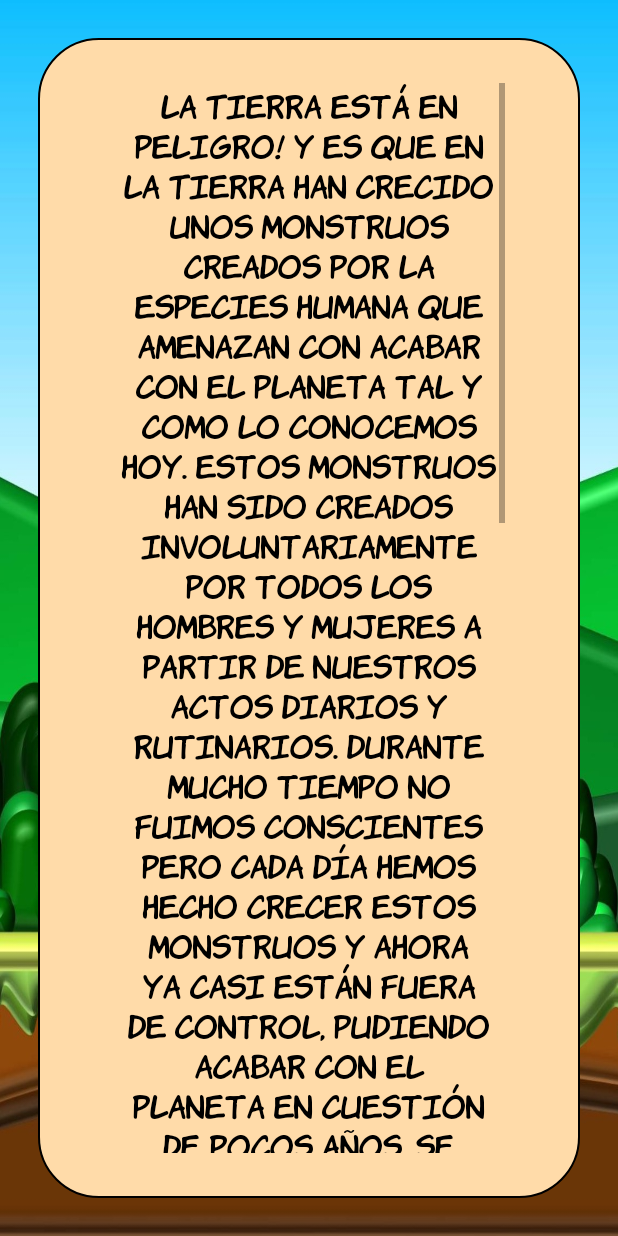
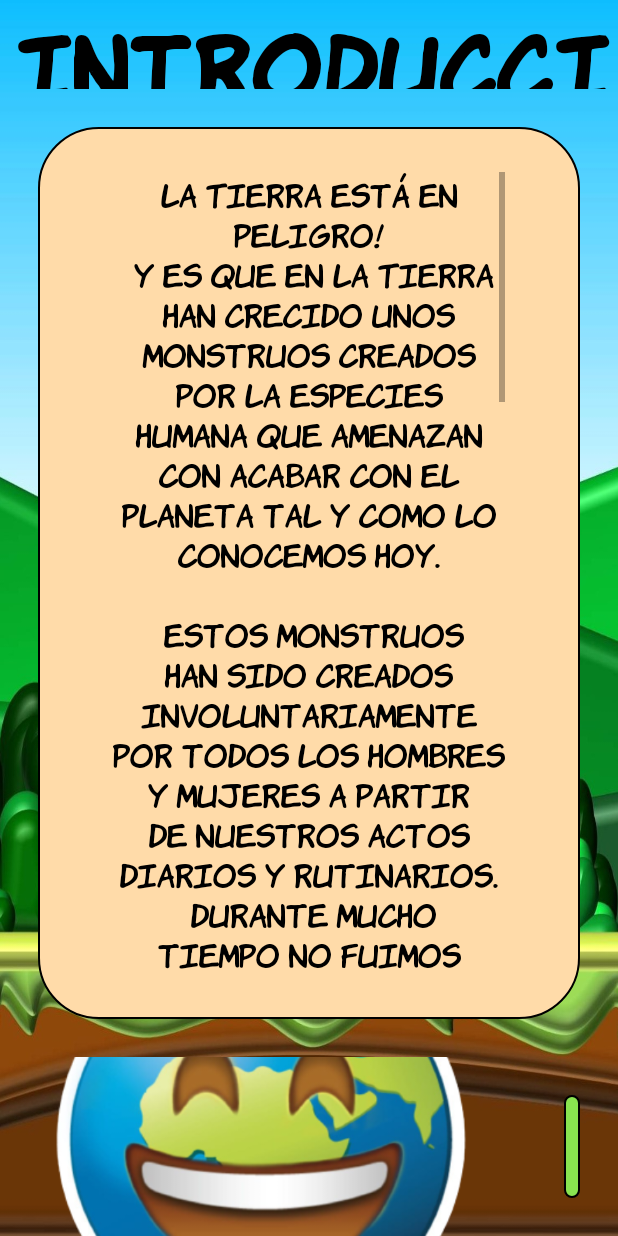
Before and after one commit to x140l1n/ECOARTS, an Android app: the layout activity_introduccion.xml on its own in the app's theme, with its tools: preview values and no code run, on a phone screen of 412 x 824 dp. Run offline under Robolectric (Android 15) with nearby library versions, the phone set to English and light mode, and no system bars.

Commit message:
Versión casi casi definitiva

```diff
--- a/app/src/main/res/layout/activity_introduccion.xml
+++ b/app/src/main/res/layout/activity_introduccion.xml
@@ -20,37 +20,40 @@
         <TextView
             android:layout_width="match_parent"
             android:layout_height="0dp"
-            android:layout_weight="2"
+            android:layout_weight="1"
             android:text="@string/EncabezadoIntroduccion"
             style="@style/TextViewEncabezado"/>
+
         <TextView
+            android:id="@+id/txtViewIntroduccion"
+            style="@style/EditTextRosado"
             android:layout_width="match_parent"
             android:layout_height="wrap_content"
-            android:maxLines="30"
+            android:autofillHints=""
+            android:importantForAutofill="no"
+            android:maxLines="20"
             android:scrollbars="vertical"
             android:text="@string/introduccion"
-            android:textAlignment="center"
-            style="@style/EditTextRosado"
-            android:autofillHints=""
-            android:importantForAutofill="no"/>
+            android:textAlignment="center" />
+
         <LinearLayout
             android:layout_width="match_parent"
             android:layout_height="0dp"
-            android:layout_weight="7"
-            android:layout_alignParentBottom="true"
+            android:layout_weight="2"
             android:gravity="center">
             <ImageView
                 android:layout_width="300dp"
                 android:layout_height="300dp"
                 android:scaleType="centerCrop"
                 android:src="@drawable/tierra_feliz"
-                android:layout_margin="@dimen/marginGrande"
+                android:layout_margin="@dimen/marginMediano"
                 tools:ignore="ContentDescription" />
             <Button
                 android:id="@+id/btnIr"
                 android:layout_width="wrap_content"
                 android:layout_height="wrap_content"
                 style="@style/BotonesBordesRedondeadosPrimarios"
+                android:layout_margin="@dimen/marginMediano"
                 android:text="@string/ir_al_men"/>
         </LinearLayout>
     </LinearLayout>
--- a/app/src/main/res/values/strings.xml
+++ b/app/src/main/res/values/strings.xml
@@ -37,11 +37,11 @@
     <string name="volver_menu">Volver al menú</string>
     <string name="victoria">¡Victoria!</string>
     <string name="victoria2">¡Muy bien, sigue así!</string>
-    <string name="volver_mundo">Volver al mapa</string>
+    <string name="volver_mapa">Volver al mapa</string>
     <string name="abandonar_partida">¿Seguro que quieres abandonar la partida?</string>
     <string name="batalla">Batalla</string>
     <string name="debes_escribir_nombre">Debes de escribir un nombre</string>
-    <string name="victoria3">¡HAS SALVADO AL MUNDO!
+    <string name="victoria3">¡HAS SALVADO AL MUNDO!\n\n
         Con tus actos y sabiduría el mundo sigue siendo un espacio agradable para vivir para todas las espécies.
     </string>
     <string name="comenzar_batalla">Comenzar batalla</string>
@@ -58,7 +58,7 @@
         para seleccionar pulse el icono verde.\n\n
         Por último escoja un nivel:\n\n
         - Fácil => recuperarás vidas en cada mundo.\n
-        - Difícil => no podrás recuperar vidas.\n
+        - Difícil => solo recuperarás vidas después de la tercera batalla.\n
     </string>
     <string name="tutorial_2">
         En total hay 6 mundos y en cada mundo hay un monstruo diferente.\n\n
@@ -73,17 +73,19 @@
     </string>
     <string name="enhorabuena">¡Enhorabuena</string>
     <string name="introduccion">
-        La Tierra está en peligro! Y es que en la Tierra han crecido unos monstruos creados por la especies humana que amenazan con acabar con el planeta tal y como lo conocemos hoy.
-        Estos monstruos han sido creados involuntariamente por todos los hombres y mujeres a partir de nuestros actos diarios y rutinarios.
-        Durante mucho tiempo no fuimos conscientes pero cada día hemos hecho crecer estos monstruos y ahora ya casi están fuera de control, pudiendo acabar con el planeta en cuestión de pocos años.
-        Se conocen con el nombre de Inundación, Contaminación, Residuos, Plásticos, Desforestación y Energía Sucia y son los monstruos más peligrosos que han habitado nunca la Tierra.
-        El problema es que no toda la humanidad está unida en luchar contra estos monstruos.
+        La Tierra está en peligro!\n
+        Y es que en la Tierra han crecido unos monstruos creados por la especies humana que amenazan con acabar con el planeta tal y como lo conocemos hoy.\n\n
+        Estos monstruos han sido creados involuntariamente por todos los hombres y mujeres a partir de nuestros actos diarios y rutinarios.\n
+        Durante mucho tiempo no fuimos conscientes pero cada día hemos hecho crecer estos monstruos y ahora ya casi están fuera de control, pudiendo acabar con el planeta en cuestión de pocos años.\n\n
+        Se conocen con el nombre de Inundación, Contaminación, Residuos, Plásticos, Desforestación y Energía Sucia y son los monstruos más peligrosos que han habitado nunca la Tierra.\n
+        El problema es que no toda la humanidad está unida en luchar contra estos monstruos.\n\n
         Muchos políticos y grandes empresarios hacen mucho dinero dando de comer cada día a estas peligrosas criaturas a la vez que intentan encantar nuestra mente con sus
         productos para evitar que hagamos alguna cosa. Pero ya no queda más tiempo, y tú y solo tú, con tu sabiduría y tus actos puedes acabar con ellos y destruirlos para siempre y salvar
-        al Planeta para que continúe siendo un lugar habitable para todas las personas y animales que aún sobreviven.
+        al planeta para que continúe siendo un lugar habitable para todas las personas y animales que aún sobreviven.
     </string>
     <string name="ver_introduccion">Ver introducción</string>
     <string name="volver_ajustes">Volver ajustes</string>
     <string name="EncabezadoIntroduccion">Introducción</string>
     <string name="ir_al_men">Ir al menú</string>
+    <string name="recuperar_vidas">"Veo que te han quitado vidas estos miserables monstruos. . .\n\n!No te preocupes, acabas de recuperar las vidas que has perdido!\n\n¡Ánimo, te falta poco para llegar a la meta!"</string>
 </resources>
```
Also changed, not shown: app/src/main/java/com/example/edujoc_cepsoft/IntroduccionActivity.java (+7 -0 lines), app/src/main/java/com/example/edujoc_cepsoft/MapaActivity.java (+87 -18 lines), app/src/main/res/layout/dialog_recuperar_vidas.xml (added, +32 -0 lines), app/src/main/res/layout/dialog_victoria.xml (+8 -6 lines), app/src/main/res/drawable/tierra_corazon.png (added), 2 other files.
